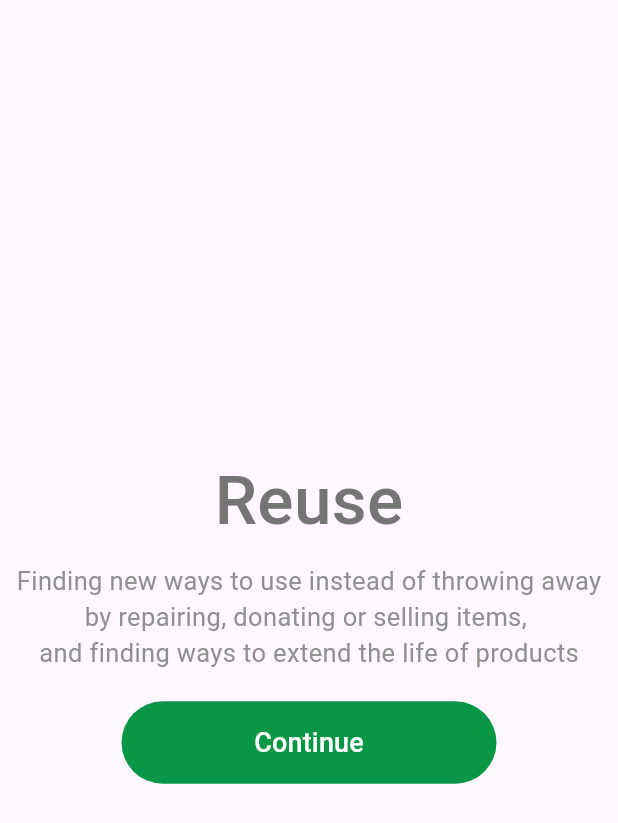
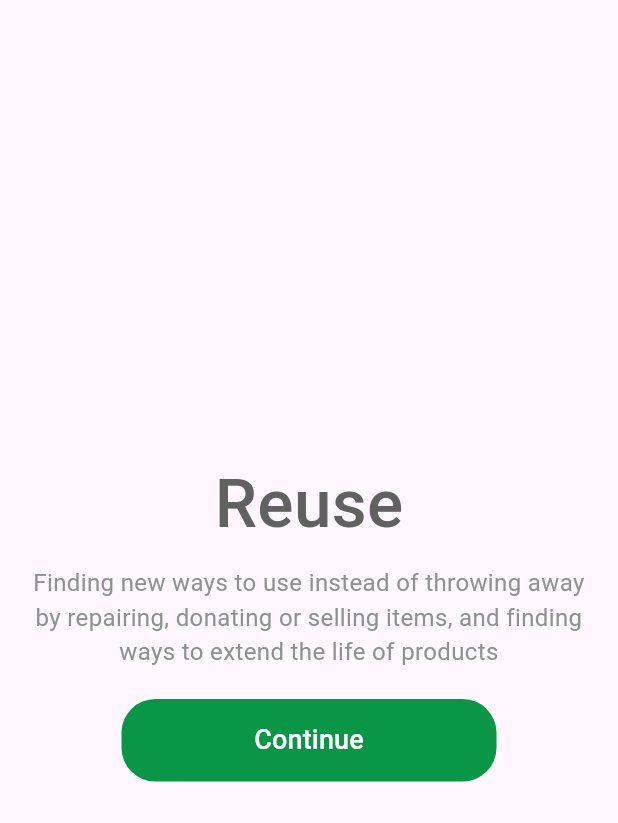
Before and after one commit to Codewire-github/SecondLife-front, a Flutter app: the screen it shows after launch, after a tap on "Continue", on a phone screen of 412 x 824 dp. Shown: the top 823 px of the screen. Run offline on Flutter 3.47's test engine with Material 3 defaults, Android fonts, the phone set to English and light mode, and no system bars; our stand-ins replace get.

Commit message:
added and designed more screensfor signup

```diff
--- a/lib/screens/Splash/screens/splashscreen1.dart
+++ b/lib/screens/Splash/screens/splashscreen1.dart
@@ -14,6 +14,7 @@ class _ReduceScreenState extends State<ReduceScreen> {
   Widget build(BuildContext context) {
     return Scaffold(
       body: Container(
+        padding: EdgeInsets.all(20),
         child: Center(
           child: Column(
             mainAxisAlignment: MainAxisAlignment.center,
@@ -21,38 +22,25 @@ class _ReduceScreenState extends State<ReduceScreen> {
               Text(
                 "Reduce",
                 style: TextStyle(
-                    color: Color.fromARGB(255, 116, 117, 116),
+                    color: Colors.grey[700],
                     fontSize: 45,
                     fontWeight: FontWeight.w500),
               ),
               SizedBox(height: 10),
               Text(
-                "Lessen the amount of waste produced by",
+                "Lessen the amount of waste produced by consuming fewer products, choosing items with minimal packaging, and being mindful",
                 style: TextStyle(
                     color: Color.fromARGB(238, 134, 138, 135),
-                    fontSize: 17,
+                    fontSize: 16,
                     fontWeight: FontWeight.w400),
-              ),
-              Text(
-                "consuming fewer products, choosing items with",
-                style: TextStyle(
-                    color: Color.fromARGB(238, 134, 138, 135),
-                    fontSize: 17,
-                    fontWeight: FontWeight.w400),
-              ),
-              Text(
-                "minimal packaging, and being mindful",
-                style: TextStyle(
-                    color: Color.fromARGB(238, 134, 138, 135),
-                    fontSize: 17,
-                    fontWeight: FontWeight.w400),
+                textAlign: TextAlign.center,
               ),
               SizedBox(height: 20),
               Container(
                   height: 55,
                   width: 250,
                   decoration: BoxDecoration(
-                    borderRadius: BorderRadius.circular(30),
+                    borderRadius: BorderRadius.circular(22.5),
                     color: Color.fromARGB(255, 10, 150, 71),
                   ),
                   child: TextButton(
--- a/lib/screens/Splash/screens/splashscreen2.dart
+++ b/lib/screens/Splash/screens/splashscreen2.dart
@@ -14,6 +14,7 @@ class _ReuseScreenState extends State<ReuseScreen> {
   Widget build(BuildContext context) {
     return Scaffold(
       body: Container(
+        padding: EdgeInsets.all(20),
         child: Center(
           child: Column(
             mainAxisAlignment: MainAxisAlignment.center,
@@ -21,43 +22,30 @@ class _ReuseScreenState extends State<ReuseScreen> {
               Text(
                 "Reuse",
                 style: TextStyle(
-                    color: Color.fromARGB(255, 116, 117, 116),
+                    color: Colors.grey[700],
                     fontSize: 45,
                     fontWeight: FontWeight.w500),
               ),
               SizedBox(height: 10),
               Text(
-                "Finding new ways to use instead of throwing away",
+                "Finding new ways to use instead of throwing away by repairing, donating or selling items, and finding ways to extend the life of products",
                 style: TextStyle(
                     color: Color.fromARGB(238, 134, 138, 135),
-                    fontSize: 17,
+                    fontSize: 16,
                     fontWeight: FontWeight.w400),
-              ),
-              Text(
-                "by repairing, donating or selling items, ",
-                style: TextStyle(
-                    color: Color.fromARGB(238, 134, 138, 135),
-                    fontSize: 17,
-                    fontWeight: FontWeight.w400),
-              ),
-              Text(
-                "and finding ways to extend the life of products",
-                style: TextStyle(
-                    color: Color.fromARGB(238, 134, 138, 135),
-                    fontSize: 17,
-                    fontWeight: FontWeight.w400),
+                textAlign: TextAlign.center,
               ),
               SizedBox(height: 20),
               Container(
                   height: 55,
                   width: 250,
                   decoration: BoxDecoration(
-                    borderRadius: BorderRadius.circular(30),
+                    borderRadius: BorderRadius.circular(22.5),
                     color: Color.fromARGB(255, 10, 150, 71),
                   ),
                   child: TextButton(
                       onPressed: () {
-                        Get.to(RecycleScreen());
+                        Get.to(() => RecycleScreen());
                       },
                       child: Text(
                         "Continue",
```
Also changed, not shown: lib/common/back_button.dart (added, +22 -0 lines), lib/screens/Signup/screens/namescreen.dart (+17 -0 lines), lib/screens/Signup/screens/user_type_screen.dart (added, +72 -0 lines), lib/screens/Signup/screens/welcomescreen.dart (deleted, +0 -21 lines), lib/screens/Splash/screens/splashscreen3.dart (+11 -19 lines), lib/screens/signup/screens/welcome_screen.dart (+6 -1 lines).
